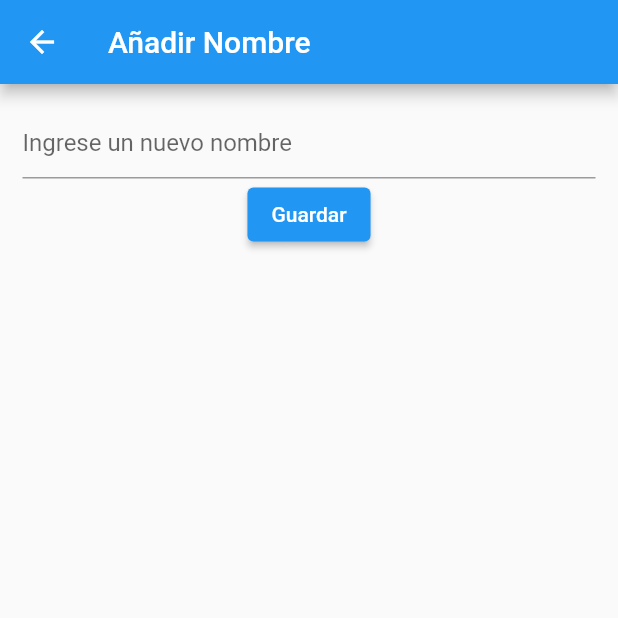
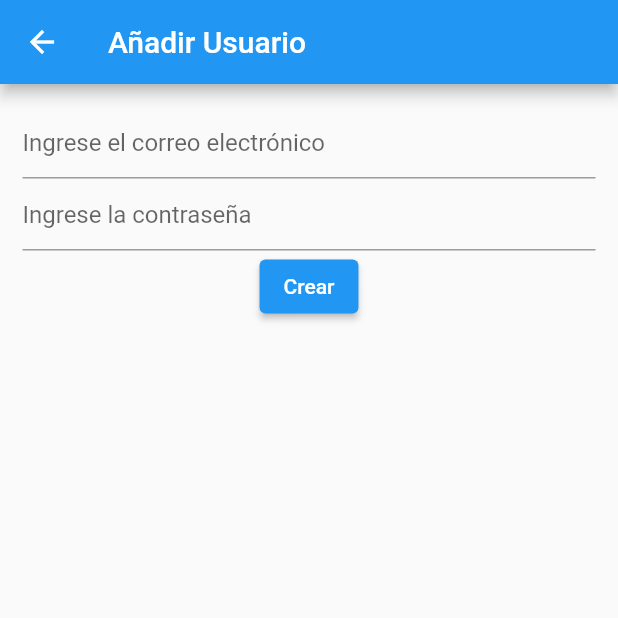
Before and after one commit to ArielC98/CyclistTracker, a Flutter app: the screen it shows after launch, after a tap on the "add" icon, on a phone screen of 412 x 824 dp, the top half of it. Run offline on Flutter 3.47's test engine with Material 2 defaults, Android fonts, the phone set to English and light mode, and no system bars; our stand-ins replace cloud_firestore, firebase_auth, firebase_core; accounts and stored records are empty; network calls fail.

Commit message:
funcion de agregar usuarios implementada

```diff
--- a/lib/pages/create_name_page.dart
+++ b/lib/pages/create_name_page.dart
@@ -1,4 +1,5 @@
 import 'package:cyclist_tracker/services/firebase_service.dart';
+import 'package:firebase_auth/firebase_auth.dart';
 import 'package:flutter/material.dart';
 
 class CreateNamePage extends StatefulWidget {
@@ -9,28 +10,51 @@ class CreateNamePage extends StatefulWidget {
 }
 
 class _CreateNamePageState extends State<CreateNamePage> {
-  TextEditingController nameController = TextEditingController(text: "");
+  TextEditingController userController = TextEditingController(text: "");
+  TextEditingController passwordController = TextEditingController(text: "");
+  FirebaseAuth auth = FirebaseAuth.instance;
 
   @override
   Widget build(BuildContext context) {
     return Scaffold(
-      appBar: AppBar(title: const Text('Añadir Nombre')),
+      appBar: AppBar(title: const Text('Añadir Usuario')),
       body: Padding(
         padding: const EdgeInsets.all(15.0),
         child: Column(children: [
           TextField(
-            controller: nameController,
+            controller: userController,
             decoration: const InputDecoration(
-              hintText: 'Ingrese un nuevo nombre',
+              hintText: 'Ingrese el correo electrónico',
+            ),
+          ),
+          TextField(
+            controller: passwordController,
+            obscureText: true,
+            decoration: const InputDecoration(
+              hintText: 'Ingrese la contraseña',
             ),
           ),
           ElevatedButton(
               onPressed: () async {
-                await createUser(nameController.text).then((_) {
-                  Navigator.pop(context);
-                });
+                try {
+                  await auth
+                      .createUserWithEmailAndPassword(
+                          email: userController.text,
+                          password: passwordController.text)
+                      .then((_) {
+                    Navigator.pop(context);
+                  });
+                } on FirebaseAuthException catch (e) {
+                  if (e.code == 'contraseña debil') {
+                    print('La contraseña es muy debil');
+                  } else if (e.code == 'email-already-in-use') {
+                    print('El correo ingresado ya esta registrado');
+                  }
+                } catch (e) {
+                  print(e);
+                }
               },
-              child: const Text('Guardar'))
+              child: const Text('Crear'))
         ]),
       ),
     );
--- a/lib/pages/home_page.dart
+++ b/lib/pages/home_page.dart
@@ -18,73 +18,41 @@ class _HomeState extends State<Home> {
       appBar: AppBar(
         title: const Text("Cyclist Tracker"),
       ),
-      body: FutureBuilder(
-          future: getUsers(),
-          builder: ((context, snapshot) {
-            if (snapshot.hasData) {
-              return ListView.builder(
-                itemCount: snapshot.data?.length,
+      body: ListView.builder(
+        itemCount: 3,
         itemBuilder: (context, index) {
-                  return Dismissible(
-                    onDismissed: (direction) async {
-                      await deleteUser(snapshot.data?[index]['uid']);
-                      snapshot.data?.removeAt(index);
-                    },
-                    confirmDismiss: (direction) async {
-                      bool result = false;
-                      result = await showDialog(
-                          context: context,
-                          builder: (context) {
-                            return AlertDialog(
-                              title: Text(
-                                  "¿Está seguro de querer eliminar a ${snapshot.data?[index]['name']}?"),
-                              actions: [
-                                TextButton(
-                                  onPressed: () {
-                                    return Navigator.pop(context, false);
-                                  },
-                                  child: const Text(
-                                    "Cancelar",
-                                    style: TextStyle(color: Colors.red),
+          return Row(
+            children: [
+              Container(
+                margin: const EdgeInsets.all(10.0),
+                color: Colors.amber[600],
+                width: 48.0,
+                height: 48.0,
               ),
+              Container(
+                margin: const EdgeInsets.all(10.0),
+                color: Color.fromARGB(255, 0, 4, 255),
+                width: 48.0,
+                height: 48.0,
               ),
-                                TextButton(
-                                  onPressed: () {
-                                    return Navigator.pop(context, true);
-                                  },
-                                  child: const Text("Confirmar"),
+              Container(
+                margin: const EdgeInsets.all(10.0),
+                color: Color.fromARGB(255, 0, 4, 255),
+                width: 78.0,
+                height: 48.0,
+                child: ElevatedButton(
+                  style: ElevatedButton.styleFrom(
+                    backgroundColor: Colors.red,
+                    elevation: 0,
+                  ),
+                  onPressed: () {},
+                  child: const Text("Tap on this"),
+                ),
               )
             ],
           );
-                          });
-                      return result;
         },
-                    background: Container(
-                      color: Colors.red,
-                      child: const Icon(Icons.delete),
       ),
-                    direction: DismissDirection.endToStart,
-                    key: Key(snapshot.data?[index]['uid']),
-                    child: ListTile(
-                      title: Text((snapshot.data?[index]['name'])),
-                      onTap: (() async {
-                        await Navigator.pushNamed(context, "/update",
-                            arguments: {
-                              "name": snapshot.data?[index]['name'],
-                              "uid": snapshot.data?[index]['uid'],
-                            });
-                        setState(() {});
-                      }),
-                    ),
-                  );
-                },
-              );
-            } else {
-              return const Center(
-                child: CircularProgressIndicator(),
-              );
-            }
-          })),
       floatingActionButton: FloatingActionButton(
         onPressed: () async {
           await Navigator.pushNamed(context, '/create');
--- a/pubspec.yaml
+++ b/pubspec.yaml
@@ -40,6 +40,7 @@ dependencies:
   cupertino_icons: ^1.0.2
   firebase_core: ^2.5.0
   cloud_firestore: ^4.3.2
+  firebase_auth: ^4.2.9
 
 dev_dependencies:
   flutter_test:
```
Also changed, not shown: pubspec.lock, 1 other file. Lines whose indentation alone changed are shown as unchanged.
